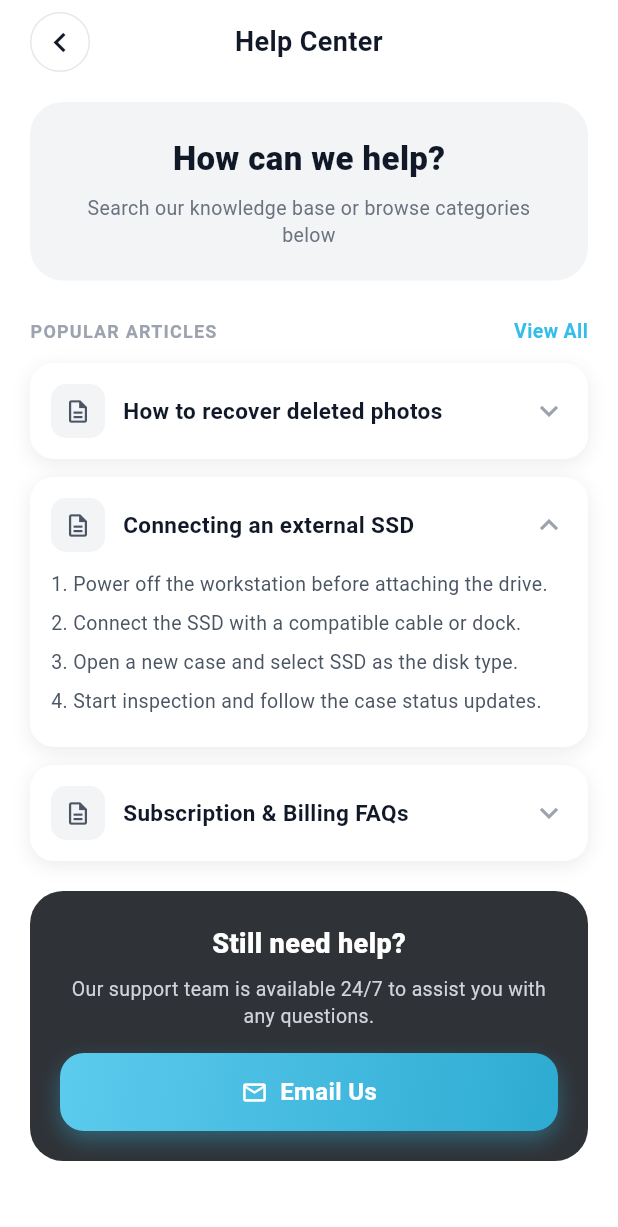
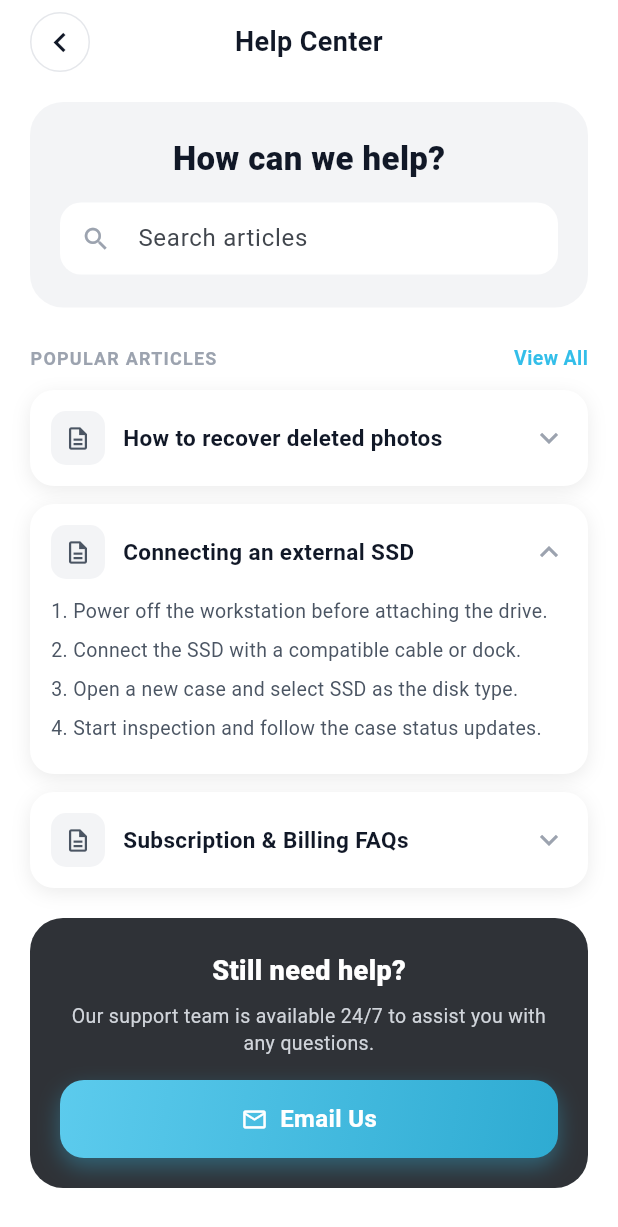
Before and after one commit to sidra221/Data-recovery, a Flutter app: the HelpCenterScreen screen opened directly, on a phone screen of 412 x 824 dp. Shown: the top 1227 px of the screen. Run offline on Flutter 3.47's test engine with Material 3 defaults, Android fonts, the phone set to English and light mode, and no system bars; our stand-ins replace dio, file_picker, flutter_riverpod, flutter_secure_storage, image_picker, pdf and 5 more; missing offline and left inert: mobile_scanner; accounts and stored records are empty.

Commit message:
feat: add real help center search, put signatures in the printed invoice

```diff
--- a/data_recovery_app/lib/l10n/app_ar.arb
+++ b/data_recovery_app/lib/l10n/app_ar.arb
@@ -265,7 +265,6 @@
   "applyFilter": "تطبيق التصفية",
   "clearAll": "مسح الكل",
   "typeManually": "كتابة",
-  "searchKnowledgeBase": "ابحث في قاعدة المعرفة أو تصفّح الأقسام أدناه",
   "popularArticles": "المقالات الشائعة",
   "viewAll": "عرض الكل",
   "stillNeedHelp": "ما زلت بحاجة لمساعدة؟",
@@ -345,5 +344,7 @@
   },
   "failedToLoadStats": "تعذّر تحميل الإحصائيات",
   "serverUnreachable": "ما قدرنا نوصل للسيرفر",
-  "noSavedData": "ما في بيانات محفوظة للعرض"
+  "noSavedData": "ما في بيانات محفوظة للعرض",
+  "searchHelpHint": "ابحث بالمقالات",
+  "noArticlesMatch": "ما في مقالات بتطابق البحث"
 }
--- a/data_recovery_app/lib/l10n/app_en.arb
+++ b/data_recovery_app/lib/l10n/app_en.arb
@@ -265,7 +265,6 @@
   "applyFilter": "Apply Filter",
   "clearAll": "Clear All",
   "typeManually": "Type",
-  "searchKnowledgeBase": "Search our knowledge base or browse categories below",
   "popularArticles": "POPULAR ARTICLES",
   "viewAll": "View All",
   "stillNeedHelp": "Still need help?",
@@ -345,5 +344,7 @@
   },
   "failedToLoadStats": "Failed to load statistics",
   "serverUnreachable": "Cannot reach the server",
-  "noSavedData": "No saved data to show"
+  "noSavedData": "No saved data to show",
+  "searchHelpHint": "Search articles",
+  "noArticlesMatch": "No articles match this search"
 }
--- a/data_recovery_app/lib/l10n/app_localizations.dart
+++ b/data_recovery_app/lib/l10n/app_localizations.dart
@@ -1501,12 +1501,6 @@ abstract class L {
   /// **'Type'**
   String get typeManually;
 
-  /// No description provided for @searchKnowledgeBase.
-  ///
-  /// In en, this message translates to:
-  /// **'Search our knowledge base or browse categories below'**
-  String get searchKnowledgeBase;
-
   /// No description provided for @popularArticles.
   ///
   /// In en, this message translates to:
@@ -1818,6 +1812,18 @@ abstract class L {
   /// In en, this message translates to:
   /// **'No saved data to show'**
   String get noSavedData;
+
+  /// No description provided for @searchHelpHint.
+  ///
+  /// In en, this message translates to:
+  /// **'Search articles'**
+  String get searchHelpHint;
+
+  /// No description provided for @noArticlesMatch.
+  ///
+  /// In en, this message translates to:
+  /// **'No articles match this search'**
+  String get noArticlesMatch;
 }
 
 class _LDelegate extends LocalizationsDelegate<L> {
--- a/data_recovery_app/lib/l10n/app_localizations_en.dart
+++ b/data_recovery_app/lib/l10n/app_localizations_en.dart
@@ -734,10 +734,6 @@ class LEn extends L {
   String get typeManually => 'Type';
 
   @override
-  String get searchKnowledgeBase =>
-      'Search our knowledge base or browse categories below';
-
-  @override
   String get popularArticles => 'POPULAR ARTICLES';
 
   @override
@@ -928,4 +924,10 @@ class LEn extends L {
 
   @override
   String get noSavedData => 'No saved data to show';
+
+  @override
+  String get searchHelpHint => 'Search articles';
+
+  @override
+  String get noArticlesMatch => 'No articles match this search';
 }
--- a/data_recovery_app/lib/screens/help_center_screen.dart
+++ b/data_recovery_app/lib/screens/help_center_screen.dart
@@ -31,6 +31,27 @@ class _HelpCenterScreenState extends State<HelpCenterScreen> {
       ];
 
   final Set<int> _expanded = {1};
+  final _searchController = TextEditingController();
+  String _query = '';
+
+  @override
+  void dispose() {
+    _searchController.dispose();
+    super.dispose();
+  }
+
+  /// بيفلتر بالعنوان وبالخطوات — الموظف غالباً بيتذكر كلمة من جوّا المقال
+  /// مو عنوانه.
+  List<_HelpArticle> _filter(List<_HelpArticle> articles) {
+    final q = _query.trim().toLowerCase();
+    if (q.isEmpty) return articles;
+    return [
+      for (final a in articles)
+        if (a.title.toLowerCase().contains(q) ||
+            a.steps.any((s) => s.toLowerCase().contains(q)))
+          a,
+    ];
+  }
 
   Future<void> _emailSupport() async {
     final l = L.of(context);
@@ -50,7 +71,7 @@ class _HelpCenterScreenState extends State<HelpCenterScreen> {
   @override
   Widget build(BuildContext context) {
     final l = L.of(context);
-    final articles = _articlesFor(l);
+    final articles = _filter(_articlesFor(l));
     return Scaffold(
       backgroundColor: Colors.white,
       body: SafeArea(
@@ -92,11 +113,32 @@ class _HelpCenterScreenState extends State<HelpCenterScreen> {
                       color: Color(0xFF111827),
                     ),
                   ),
-                  SizedBox(height: 8),
-                  Text(
-                    l.searchKnowledgeBase,
-                    textAlign: TextAlign.center,
-                    style: TextStyle(fontSize: 13, color: Color(0xFF6B7280), height: 1.4),
+                  const SizedBox(height: 14),
+                  TextField(
+                    controller: _searchController,
+                    onChanged: (value) => setState(() => _query = value),
+                    decoration: InputDecoration(
+                      hintText: l.searchHelpHint,
+                      prefixIcon: const Icon(Icons.search, size: 20, color: Color(0xFF9CA3AF)),
+                      suffixIcon: _query.isEmpty
+                          ? null
+                          : IconButton(
+                              icon: const Icon(Icons.close, size: 18),
+                              color: const Color(0xFF9CA3AF),
+                              onPressed: () => setState(() {
+                                _searchController.clear();
+                                _query = '';
+                              }),
+                            ),
+                      filled: true,
+                      fillColor: Colors.white,
+                      isDense: true,
+                      contentPadding: const EdgeInsets.symmetric(vertical: 12),
+                      border: OutlineInputBorder(
+                        borderRadius: BorderRadius.circular(14),
+                        borderSide: BorderSide.none,
+                      ),
+                    ),
                   ),
                 ],
               ),
@@ -210,6 +252,15 @@ class _HelpCenterScreenState extends State<HelpCenterScreen> {
                 ),
               );
             }),
+            if (articles.isEmpty)
+              Padding(
+                padding: const EdgeInsets.symmetric(vertical: 28),
+                child: Text(
+                  l.noArticlesMatch,
+                  textAlign: TextAlign.center,
+                  style: const TextStyle(color: Color(0xFF9CA3AF), fontSize: 13),
+                ),
+              ),
             const SizedBox(height: 8),
             Container(
               width: double.infinity,
```
Also changed, not shown: data_recovery_app/lib/l10n/app_localizations_ar.dart (+6 -4 lines), data_recovery_app/lib/screens/invoice_view_screen.dart (+37 -0 lines), 1 other file.
